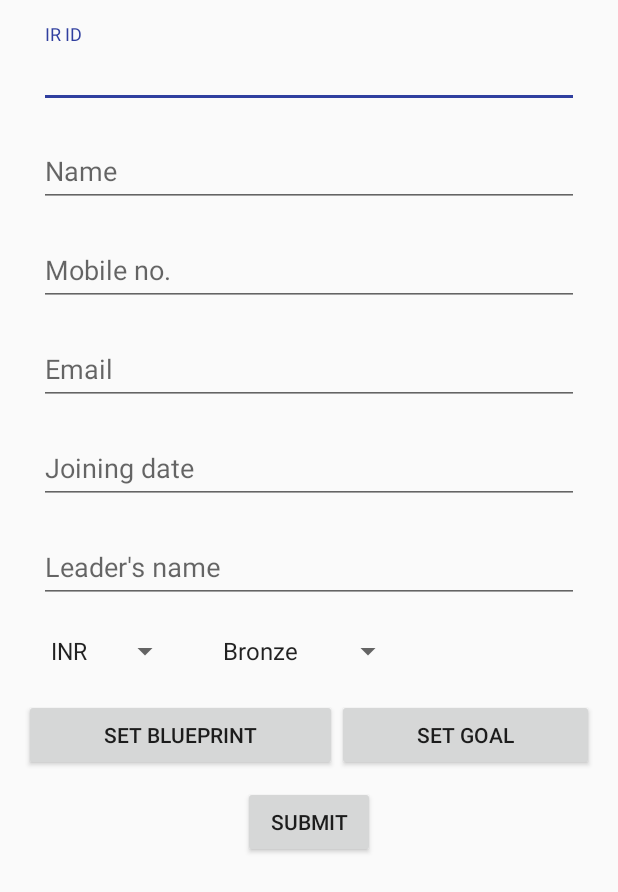
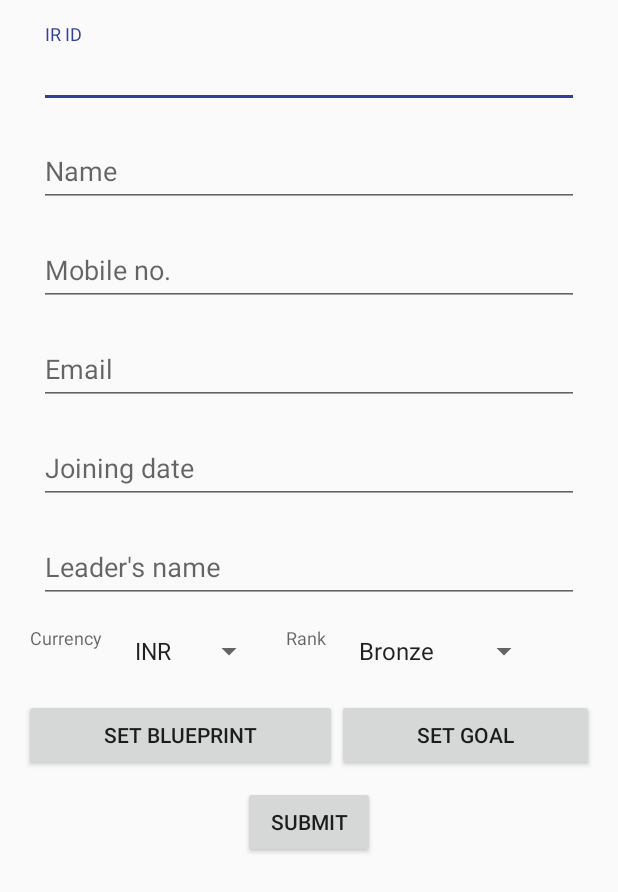
Before and after one commit to DorisDevelopers/Sharq, an Android app: the layout content_register.xml on its own in the app's theme, with its tools: preview values and no code run, on a phone screen of 412 x 824 dp. Shown: the top 892 px of the screen. Run offline under Robolectric (Android 15) with nearby library versions, the phone set to English and light mode, and no system bars.

Commit message:
Tried to put label on spinners. needs modification.

```diff
--- a/app/src/main/res/layout/content_register.xml
+++ b/app/src/main/res/layout/content_register.xml
@@ -108,10 +108,15 @@
         android:layout_width="match_parent"
         android:layout_height="wrap_content"
         android:layout_below="@+id/leader_name_box"
-        android:id="@+id/ccy_rank_box"
-        >
+        android:id="@+id/ccy_rank_box">
+        <TextView
+            android:layout_width="wrap_content"
+            android:layout_height="wrap_content"
+            android:text="Currency"
+            style="@style/InputLabel"
+            android:id="@+id/ccy_label"/>
     <Spinner
-        android:layout_below="@+id/leader_name_box"
+        android:layout_below="@+id/ccy_label"
         android:layout_margin="10dp"
         android:id="@+id/ccy"
         android:prompt="@string/ccy_prompt"
@@ -119,6 +124,11 @@
         android:layout_height="wrap_content"
         android:spinnerMode="dialog"
         android:entries="@array/ccy"/>
+    <TextView
+        android:layout_width="wrap_content"
+        android:layout_height="wrap_content"
+        android:text="Rank"
+        style="@style/InputLabel" />
     <Spinner
         android:layout_toRightOf="@+id/blueprint"
         android:layout_toEndOf="@+id/blueprint"
--- a/app/src/main/res/values/dimens.xml
+++ b/app/src/main/res/values/dimens.xml
@@ -7,4 +7,7 @@
     <dimen name="nav_header_height">160dp</dimen>
     <dimen name="fab_margin">16dp</dimen>
     <dimen name="g_top_margin">100dp</dimen>
+    <!-- For labels of Spinners/Dropdown -->
+    <dimen name="input_label_vertical_spacing">8dp</dimen>
+    <dimen name="input_label_horizontal_spacing">4dp</dimen>
 </resources>
--- a/app/src/main/res/values/styles.xml
+++ b/app/src/main/res/values/styles.xml
@@ -32,4 +32,10 @@
         <item name="android:textColor">@android:color/white</item>
     </style>
 
+    <!-- For labels of Spinners/Dropdown -->
+    <style name="InputLabel" parent="TextAppearance.AppCompat.Caption">
+        <item name="android:paddingBottom">@dimen/input_label_vertical_spacing</item>
+        <item name="android:paddingLeft">@dimen/input_label_horizontal_spacing</item>
+        <item name="android:paddingRight">@dimen/input_label_horizontal_spacing</item>
+    </style>
 </resources>
```
